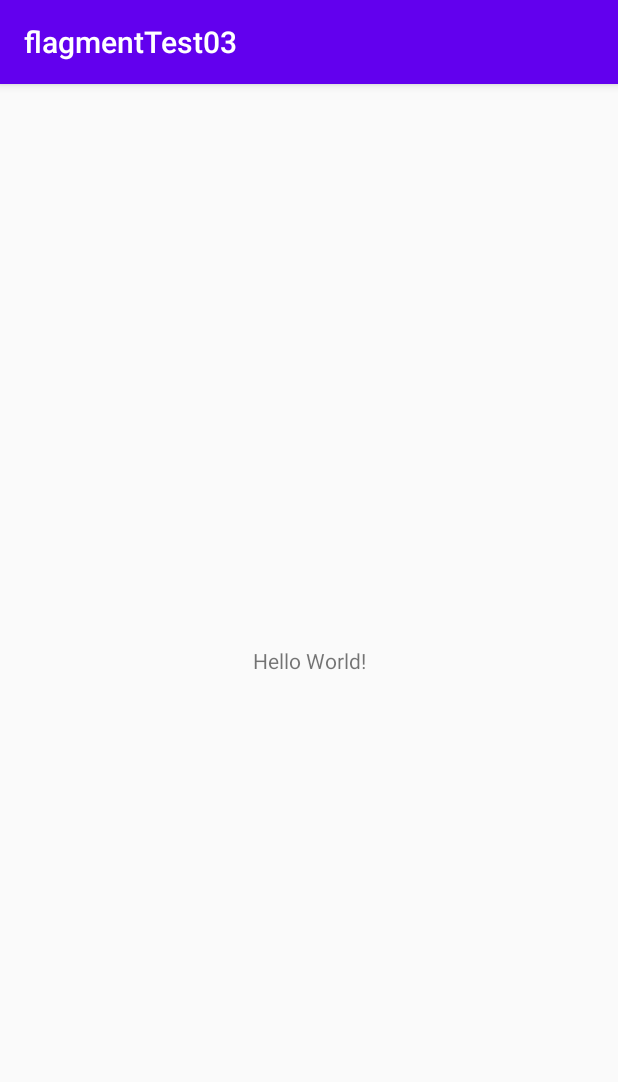
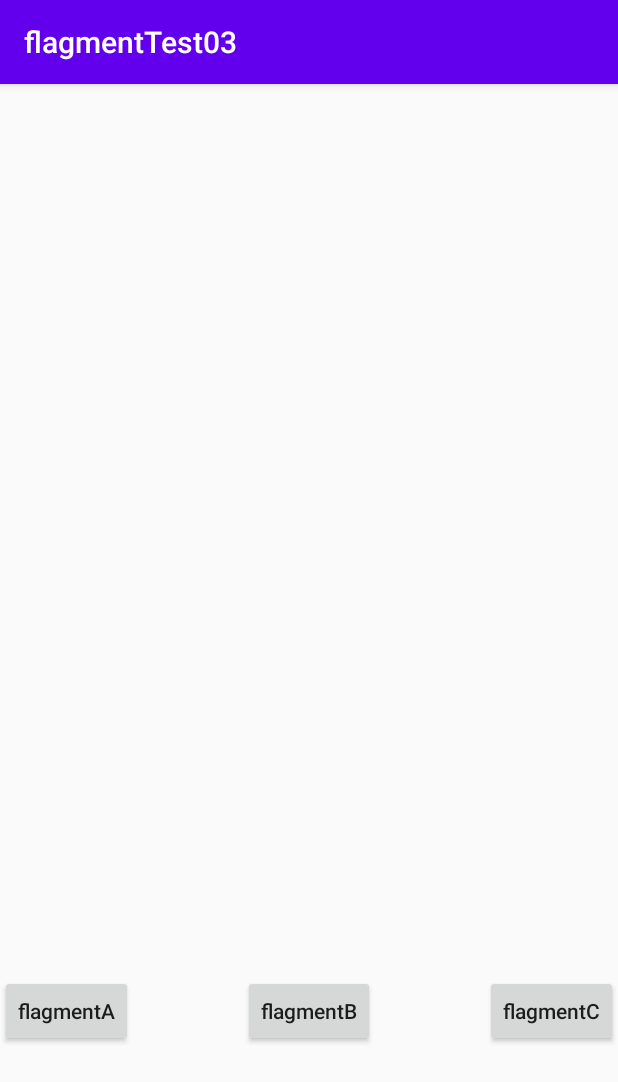
Before and after one commit to AkiraKobayashi1024/flagmentTest03, an Android app: the screen it shows after launch (MainActivity), on a phone screen of 412 x 824 dp. Shown: the top 1082 px of the screen. Run offline under Robolectric (Android 15) with nearby library versions, the phone set to English and light mode, and no system bars.

Commit message:
フラグメントを追加

```diff
--- a/app/build.gradle
+++ b/app/build.gradle
@@ -29,6 +29,7 @@ dependencies {
     implementation 'androidx.core:core-ktx:1.3.0'
     implementation 'androidx.appcompat:appcompat:1.1.0'
     implementation 'androidx.constraintlayout:constraintlayout:1.1.3'
+    implementation 'androidx.legacy:legacy-support-v4:1.0.0'
     testImplementation 'junit:junit:4.12'
     androidTestImplementation 'androidx.test.ext:junit:1.1.1'
     androidTestImplementation 'androidx.test.espresso:espresso-core:3.2.0'
--- a/app/src/main/res/layout/activity_main.xml
+++ b/app/src/main/res/layout/activity_main.xml
@@ -6,13 +6,51 @@
     android:layout_height="match_parent"
     tools:context=".MainActivity">
 
-    <TextView
+    <FrameLayout
+        android:id="@+id/frameLayoutAA"
+        android:layout_width="409dp"
+        android:layout_height="300dp"
+        android:layout_marginStart="1dp"
+        android:layout_marginTop="1dp"
+        android:layout_marginEnd="1dp"
+        android:layout_marginBottom="1dp"
+        app:layout_constraintBottom_toBottomOf="parent"
+        app:layout_constraintEnd_toEndOf="parent"
+        app:layout_constraintHorizontal_bias="0.0"
+        app:layout_constraintStart_toStartOf="parent"
+        app:layout_constraintTop_toTopOf="parent"
+        app:layout_constraintVertical_bias="0.358">
+
+    </FrameLayout>
+
+    <Button
+        android:id="@+id/button"
         android:layout_width="wrap_content"
         android:layout_height="wrap_content"
-        android:text="Hello World!"
+        android:text="@string/btnTxt1"
+        android:textAllCaps="false"
         app:layout_constraintBottom_toBottomOf="parent"
-        app:layout_constraintLeft_toLeftOf="parent"
-        app:layout_constraintRight_toRightOf="parent"
-        app:layout_constraintTop_toTopOf="parent" />
+        app:layout_constraintStart_toStartOf="parent"
+        app:layout_constraintTop_toBottomOf="@+id/frameLayoutAA" />
 
+    <Button
+        android:id="@+id/button2"
+        android:layout_width="wrap_content"
+        android:layout_height="wrap_content"
+        android:text="@string/btnTxt2"
+        android:textAllCaps="false"
+        app:layout_constraintBottom_toBottomOf="parent"
+        app:layout_constraintEnd_toStartOf="@+id/button3"
+        app:layout_constraintStart_toEndOf="@+id/button"
+        app:layout_constraintTop_toBottomOf="@+id/frameLayoutAA" />
+
+    <Button
+        android:id="@+id/button3"
+        android:layout_width="wrap_content"
+        android:layout_height="wrap_content"
+        android:text="@string/btnTxt3"
+        android:textAllCaps="false"
+        app:layout_constraintBottom_toBottomOf="parent"
+        app:layout_constraintEnd_toEndOf="parent"
+        app:layout_constraintTop_toBottomOf="@+id/frameLayoutAA" />
 </androidx.constraintlayout.widget.ConstraintLayout>
--- a/app/src/main/res/values/strings.xml
+++ b/app/src/main/res/values/strings.xml
@@ -1,3 +1,11 @@
 <resources>
     <string name="app_name">flagmentTest03</string>
+    <!-- TODO: Remove or change this placeholder text -->
+    <string name="hello_blank_fragment">Hello blank fragment</string>
+    <string name="flagmentTxtA">flagmentA</string>
+    <string name="flagmentTxtB">flagmentB</string>
+    <string name="flagmentTxtC">flagmentC</string>
+    <string name="btnTxt1">flagmentA</string>
+    <string name="btnTxt2">flagmentB</string>
+    <string name="btnTxt3">flagmentC</string>
 </resources>
```
Also changed, not shown: app/src/main/java/kd2048/co/jp/flagmenttest03/flagmentA.kt (added, +59 -0 lines), app/src/main/java/kd2048/co/jp/flagmenttest03/flagmentB.kt (added, +59 -0 lines), app/src/main/java/kd2048/co/jp/flagmenttest03/flagmentC.kt (added, +59 -0 lines), app/src/main/res/layout/fragment_flagment_a.xml (added, +15 -0 lines), app/src/main/res/layout/fragment_flagment_b.xml (added, +15 -0 lines), app/src/main/res/layout/fragment_flagment_c.xml (added, +14 -0 lines).
